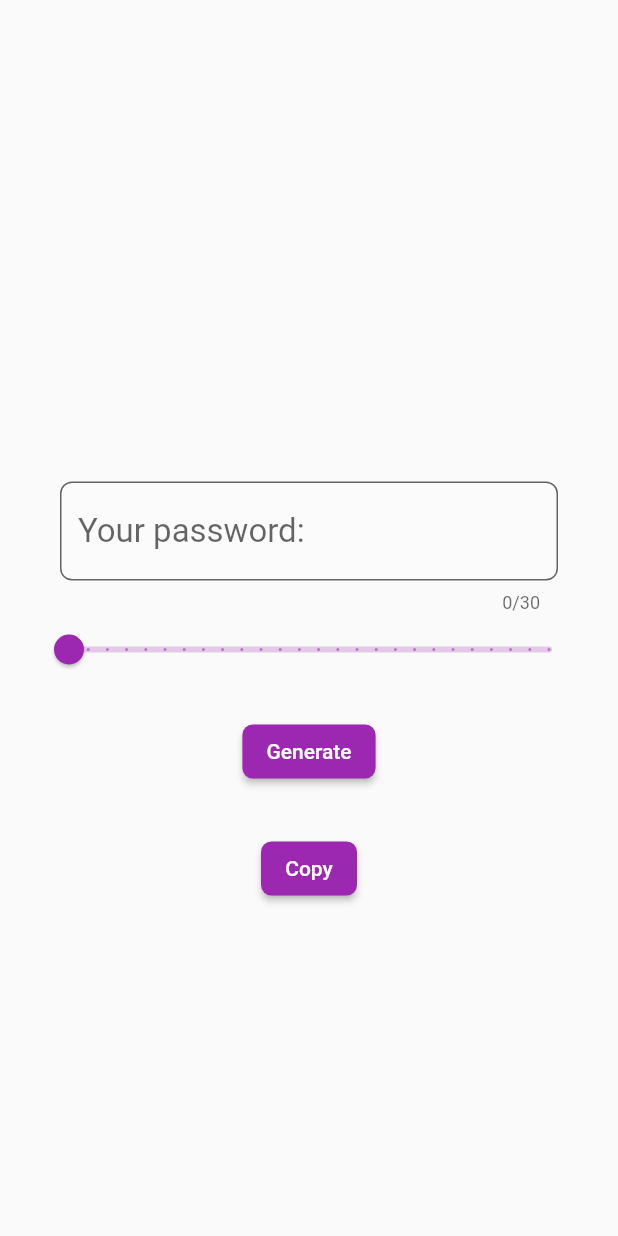
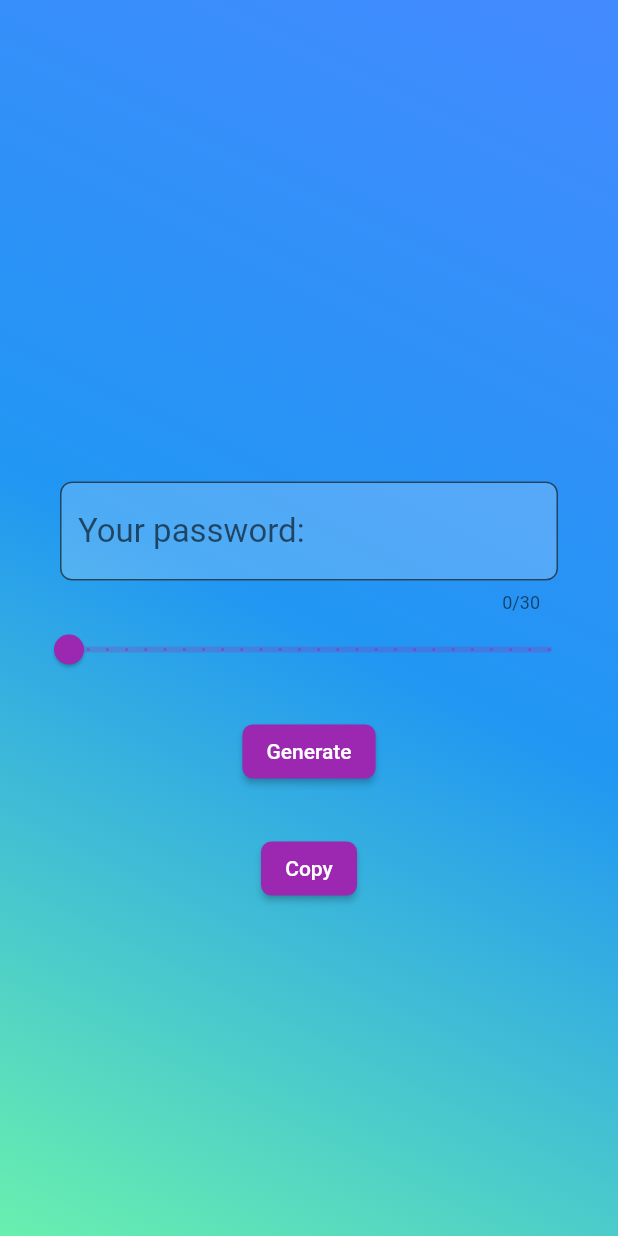
Before and after one commit to itschmazhar/FA19-BCS-078-M.MAZHAR, a Flutter app: the screen it shows after launch, on a phone screen of 412 x 824 dp. Run offline on Flutter 3.47's test engine with Material 2 defaults, Android fonts, the phone set to English and light mode, and no system bars; our stand-ins replace font_awesome_flutter, random_string, rflutter_alert; missing offline and left inert: bmi_calculator, clipboard.

Commit message:
Changes in main file (Add Background Gradient Colour)

```diff
--- a/Password_Generator/lib/main.dart
+++ b/Password_Generator/lib/main.dart
@@ -139,7 +139,14 @@ class _MyHomePageState extends State<MyHomePage> {
             ),
           ],
         ),
-
+        decoration: const BoxDecoration(
+            gradient: LinearGradient(
+                //  colors: [Colors.pink, Colors.red, Colors.orange],
+                colors: [
+              Colors.greenAccent,
+              Colors.blue,
+              Colors.blueAccent,
+            ], begin: Alignment.bottomLeft, end: Alignment.topRight)),
       ),
     );
   }
```
